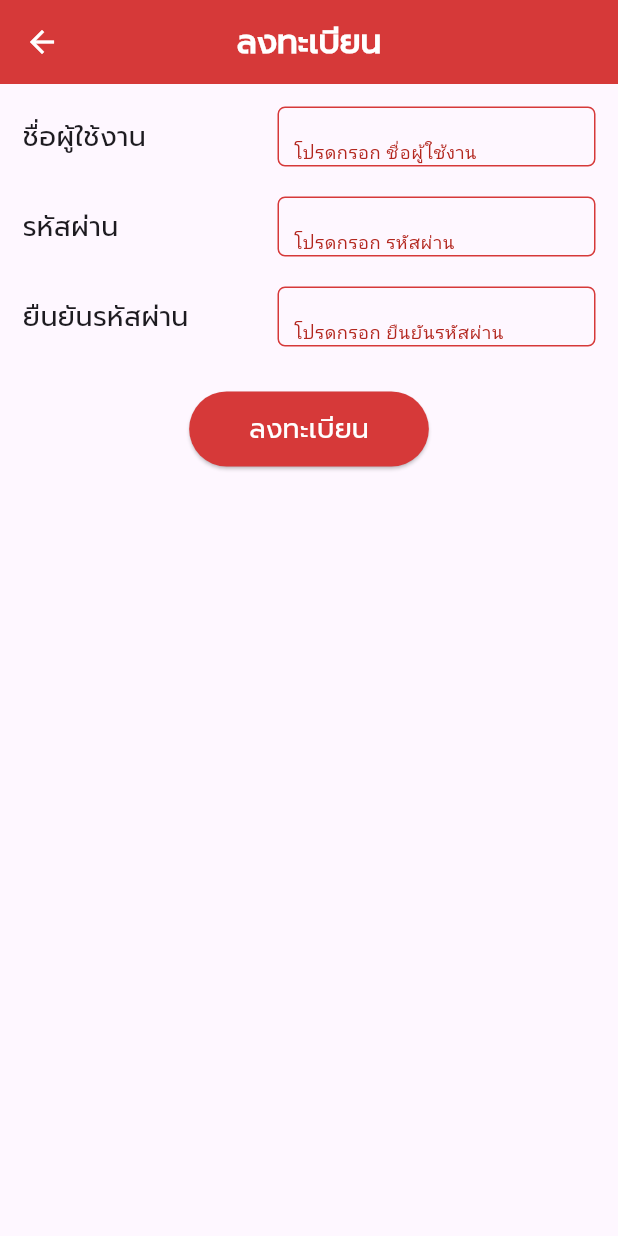
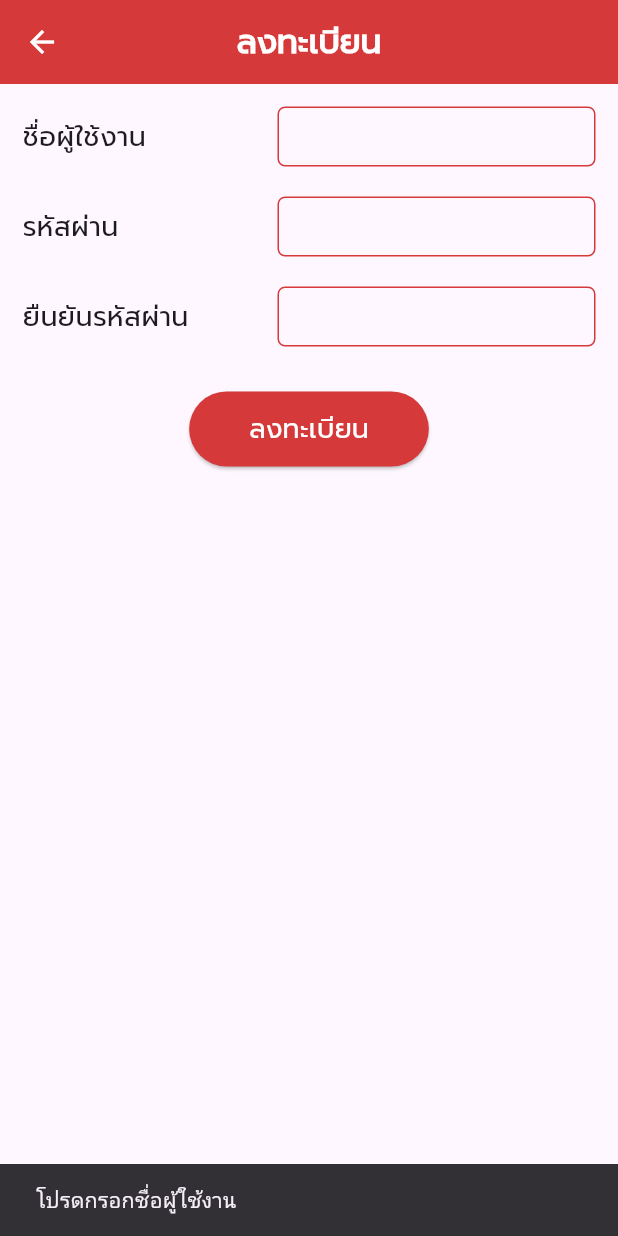
Before and after one commit to Kanyanat-Uetrakulchai/ITDS283-Sec2-Group2, a Flutter app: the RegisterPage screen opened by its route, after a tap on "ลงทะเบียน", on a phone screen of 412 x 824 dp. Run offline on Flutter 3.47's test engine with Material 3 defaults, Android fonts, the phone set to English and light mode, and no system bars; our stand-ins replace flutter_dotenv, image_picker, shared_preferences, typewritertext; accounts and stored records are empty; project files that could hold a hidden picture were left out.

Commit message:
เพิ่มการเข้ารหัสของรหัสผ่าน

```diff
--- a/ruam_mit_application/lib/pages/register_page.dart
+++ b/ruam_mit_application/lib/pages/register_page.dart
@@ -2,6 +2,7 @@ import 'package:flutter/material.dart';
 import 'package:http/http.dart' as http;
 import 'dart:convert';
 import 'package:flutter_dotenv/flutter_dotenv.dart';
+import 'package:crypto/crypto.dart';
 
 class RegisterPage extends StatefulWidget {
   const RegisterPage({super.key});
@@ -13,9 +14,17 @@ class RegisterPage extends StatefulWidget {
 class _RegisterPageState extends State<RegisterPage> {
   final TextEditingController _usernameController = TextEditingController();
   final TextEditingController _passwordController = TextEditingController();
-  final TextEditingController _confirmpasswordController = TextEditingController();
+  final TextEditingController _confirmPasswordController = TextEditingController();
   final _formKey = GlobalKey<FormState>();
-  bool _passwordsMatch = true;
+  String? _passwordError;
+  String? _confirmPasswordError;
+  bool _isLoading = false;
+
+  String _hashPassword(String password) {
+    var bytes = utf8.encode(password);
+    var digest = sha256.convert(bytes);
+    return digest.toString();
+  }
 
   @override
   Widget build(BuildContext context) {
@@ -41,32 +50,34 @@ class _RegisterPageState extends State<RegisterPage> {
             children: [
               _buildUserField(label: 'ชื่อผู้ใช้งาน', controller: _usernameController),
               const SizedBox(height: 20),
-              _buildPasswordField(label: 'รหัสผ่าน', controller: _passwordController),
+              _buildPasswordField(
+                label: 'รหัสผ่าน',
+                controller: _passwordController,
+                isPasswordField: true,
+              ),
               const SizedBox(height: 20),
               _buildPasswordField(
                 label: 'ยืนยันรหัสผ่าน',
-                controller: _confirmpasswordController,
+                controller: _confirmPasswordController,
                 isConfirmField: true,
-              ),
-              if (!_passwordsMatch)
-                Padding(
-                  padding: const EdgeInsets.only(top: 8.0),
-                  child: Text(
-                    'รหัสผ่านไม่ตรงกัน โปรดกรอกใหม่อีกครั้ง',
-                    style: TextStyle(
-                      color: Colors.red,
-                      fontFamily: 'Prompt',
-                    ),
-                  ),
               ),
               const SizedBox(height: 30),
               ElevatedButton(
-                onPressed: _registerUser,
+                onPressed: _isLoading ? null : _registerUser,
                 style: ElevatedButton.styleFrom(
                   backgroundColor: const Color(0xffD63939),
                   padding: const EdgeInsets.symmetric(horizontal: 40, vertical: 12),
                 ),
-                child: const Text(
+                child: _isLoading
+                    ? const SizedBox(
+                        width: 20,
+                        height: 20,
+                        child: CircularProgressIndicator(
+                          color: Colors.white,
+                          strokeWidth: 2,
+                        ),
+                      )
+                    : const Text(
                         'ลงทะเบียน',
                         style: TextStyle(
                           color: Colors.white,
@@ -75,6 +86,25 @@ class _RegisterPageState extends State<RegisterPage> {
                         ),
                       ),
               ),
+              if (_passwordError != null || _confirmPasswordError != null) ...[
+                const SizedBox(height: 20),
+                if (_passwordError != null)
+                  Text(
+                    _passwordError!,
+                    style: const TextStyle(
+                      color: Colors.red,
+                      fontFamily: 'Prompt',
+                    ),
+                  ),
+                if (_confirmPasswordError != null)
+                  Text(
+                    _confirmPasswordError!,
+                    style: const TextStyle(
+                      color: Colors.red,
+                      fontFamily: 'Prompt',
+                    ),
+                  ),
+              ],
             ],
           ),
         ),
@@ -119,7 +149,7 @@ class _RegisterPageState extends State<RegisterPage> {
               ),
               validator: (value) {
                 if (value == null || value.isEmpty) {
-                  return 'โปรดกรอก $label';
+                  return null; // We'll handle this in _registerUser
                 }
                 return null;
               },
@@ -133,6 +163,7 @@ class _RegisterPageState extends State<RegisterPage> {
   Widget _buildPasswordField({
     required String label,
     required TextEditingController controller,
+    bool isPasswordField = false,
     bool isConfirmField = false,
   }) {
     return Row(
@@ -167,22 +198,7 @@ class _RegisterPageState extends State<RegisterPage> {
                 fontFamily: 'Prompt',
                 fontSize: 16,
               ),
-              validator: (value) {
-                if (value == null || value.isEmpty) {
-                  return 'โปรดกรอก $label';
-                }
-                if (isConfirmField && value != _passwordController.text) {
-                  setState(() {
-                    _passwordsMatch = false;
-                  });
-                  return '';
-                } else {
-                  setState(() {
-                    _passwordsMatch = true;
-                  });
-                }
-                return null;
-              },
+              validator: (value) => null, // We'll handle validation in _registerUser
             ),
           ),
         ),
@@ -191,10 +207,53 @@ class _RegisterPageState extends State<RegisterPage> {
   }
 
   Future<void> _registerUser() async {
-    if (_formKey.currentState!.validate() && _passwordsMatch) {
+    // Clear previous errors
+    setState(() {
+      _passwordError = null;
+      _confirmPasswordError = null;
+    });
+
+    // Validate fields
+    if (_usernameController.text.isEmpty) {
+      ScaffoldMessenger.of(context).showSnackBar(
+        const SnackBar(content: Text('โปรดกรอกชื่อผู้ใช้งาน')),
+      );
+      return;
+    }
+
+    if (_passwordController.text.isEmpty) {
+      setState(() => _passwordError = 'โปรดกรอกรหัสผ่าน');
+      return;
+    }
+
+    if (_passwordController.text.length < 6) {
+      setState(() => _passwordError = 'รหัสผ่านต้องมีความยาวอย่างน้อย 6 ตัวอักษร');
+      return;
+    }
+
+    if (!RegExp(r'^(?=.*[a-z])(?=.*[A-Z])(?=.*\d).+$').hasMatch(_passwordController.text)) {
+      setState(() => _passwordError = 'รหัสผ่านต้องมีตัวพิมพ์ใหญ่, ตัวพิมพ์เล็ก และตัวเลข');
+      return;
+    }
+
+    if (_confirmPasswordController.text.isEmpty) {
+      setState(() => _confirmPasswordError = 'โปรดกรอกยืนยันรหัสผ่าน');
+      return;
+    }
+
+    if (_passwordController.text != _confirmPasswordController.text) {
+      setState(() => _confirmPasswordError = 'รหัสผ่านไม่ตรงกัน');
+      return;
+    }
+
+    setState(() => _isLoading = true);
+
+    // Hash the password before sending
+    final hashedPassword = _hashPassword(_passwordController.text);
+
     final Map<String, dynamic> requestBody = {
-        'username': _usernameController.text,
-        'password': _passwordController.text,
+      'username': _usernameController.text.trim(),
+      'password': hashedPassword,
     };
 
     try {
@@ -202,28 +261,36 @@ class _RegisterPageState extends State<RegisterPage> {
         Uri.parse('${dotenv.env['url']}/api/user/register'),
         headers: {'Content-Type': 'application/json'},
         body: jsonEncode(requestBody),
+      ).timeout(const Duration(seconds: 30));
+
+      final responseData = jsonDecode(response.body);
+
+      if (response.statusCode == 201) {
+        ScaffoldMessenger.of(context).showSnackBar(
+          const SnackBar(
+            content: Text('ลงทะเบียนสำเร็จ!'),
+            backgroundColor: Colors.green,
+          ),
         );
-
-        if (response.statusCode == 200 || response.statusCode == 201) {
-          // Registration successful
-          ScaffoldMessenger.of(context).showSnackBar(
-            const SnackBar(content: Text('Registration successful!')),
-          );
-          // Clear form and navigate
-          _usernameController.clear();
-          _passwordController.clear();
-          _confirmpasswordController.clear();
         Navigator.pop(context);
       } else {
-          // Registration failed
         ScaffoldMessenger.of(context).showSnackBar(
-            SnackBar(content: Text('Registration failed: ${response.body}')),
+          SnackBar(
+            content: Text(responseData['message'] ?? 'การลงทะเบียนล้มเหลว'),
+            backgroundColor: Colors.red,
+          ),
         );
       }
     } catch (e) {
       ScaffoldMessenger.of(context).showSnackBar(
-          SnackBar(content: Text('Error: $e')),
+        SnackBar(
+          content: Text('เกิดข้อผิดพลาด: ${e.toString()}'),
+          backgroundColor: Colors.red,
+        ),
       );
+    } finally {
+      if (mounted) {
+        setState(() => _isLoading = false);
       }
     }
   }
@@ -232,7 +299,7 @@ class _RegisterPageState extends State<RegisterPage> {
   void dispose() {
     _usernameController.dispose();
     _passwordController.dispose();
-    _confirmpasswordController.dispose();
+    _confirmPasswordController.dispose();
     super.dispose();
   }
 }
--- a/ruam_mit_application/pubspec.yaml
+++ b/ruam_mit_application/pubspec.yaml
@@ -21,6 +21,7 @@ dependencies:
   shared_preferences: ^2.5.3
   url_launcher: ^6.3.1
   intl: ^0.18.0
+  crypto: ^3.0.3
 
 
 dev_dependencies:
```
Also changed, not shown: ruam_mit_application/lib/pages/changepassword_page.dart (+81 -35 lines), ruam_mit_application/lib/pages/login_page.dart (+23 -11 lines), ruam_mit_application/pubspec.lock, 2 other files. Lines whose indentation alone changed are shown as unchanged.
